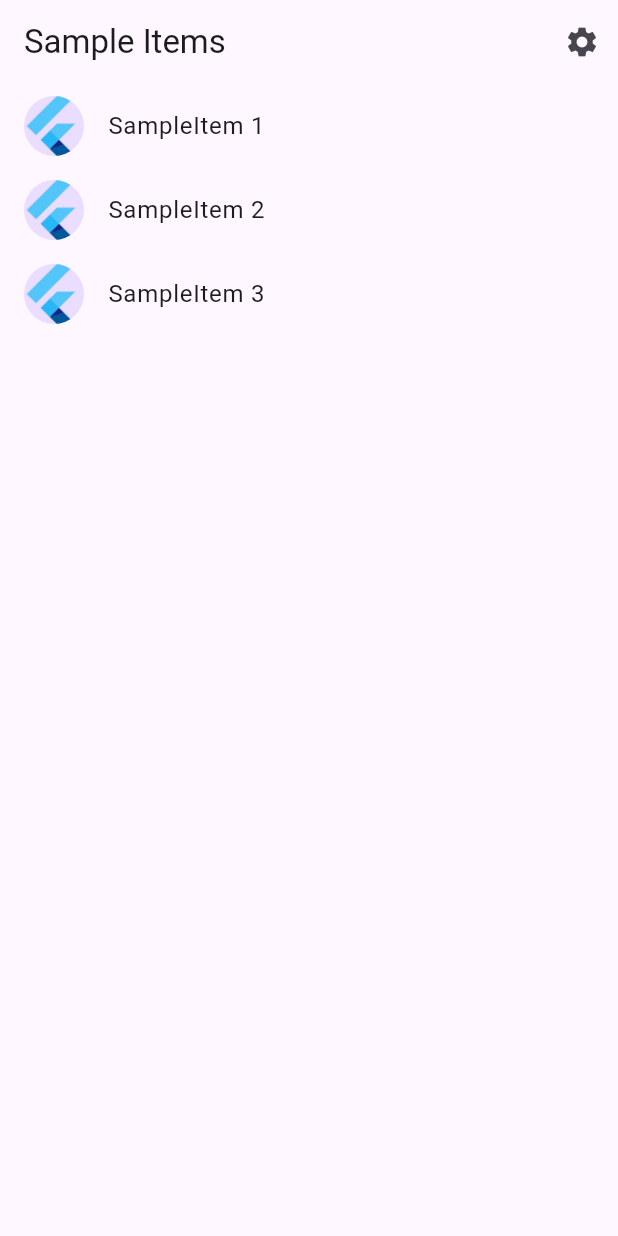
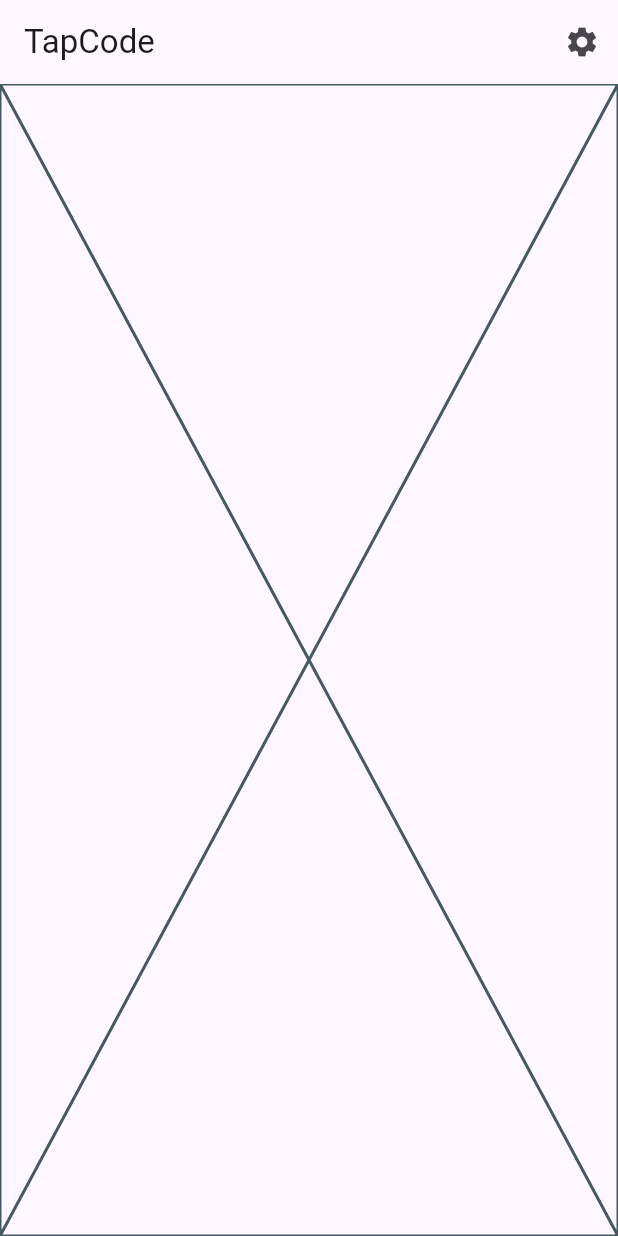
Before and after one commit to BalajiLeninrajan/tap_code, a Flutter app: the screen it shows after launch, on a phone screen of 412 x 824 dp. Run offline on Flutter 3.47's test engine with Material 3 defaults, Android fonts, the phone set to English and light mode, and no system bars; drawn by our look-alikes of dynamic_color; generated files the repository leaves out were written again.

Commit message:
Created boilerplate

```diff
--- a/lib/src/app.dart
+++ b/lib/src/app.dart
@@ -1,11 +1,11 @@
+import 'package:dynamic_color/dynamic_color.dart';
 import 'package:flutter/material.dart';
 import 'package:flutter_gen/gen_l10n/app_localizations.dart';
 import 'package:flutter_localizations/flutter_localizations.dart';
 
-import 'sample_feature/sample_item_details_view.dart';
-import 'sample_feature/sample_item_list_view.dart';
-import 'settings/settings_controller.dart';
-import 'settings/settings_view.dart';
+import 'package:tap_code/src/controllers/settings/settings_controller.dart';
+import 'package:tap_code/src/screens/home.dart';
+import 'package:tap_code/src/screens/settings_view.dart';
 
 /// The Widget that configures your application.
 class MyApp extends StatelessWidget {
@@ -18,13 +18,11 @@ class MyApp extends StatelessWidget {
 
   @override
   Widget build(BuildContext context) {
-    // Glue the SettingsController to the MaterialApp.
-    //
-    // The ListenableBuilder Widget listens to the SettingsController for changes.
-    // Whenever the user updates their settings, the MaterialApp is rebuilt.
     return ListenableBuilder(
       listenable: settingsController,
       builder: (BuildContext context, Widget? child) {
+        return DynamicColorBuilder(builder:
+            (ColorScheme? lightColorScheme, ColorScheme? dartColorScheme) {
           return MaterialApp(
             // Providing a restorationScopeId allows the Navigator built by the
             // MaterialApp to restore the navigation stack when a user leaves and
@@ -56,8 +54,12 @@ class MyApp extends StatelessWidget {
             // Define a light and dark color theme. Then, read the user's
             // preferred ThemeMode (light, dark, or system default) from the
             // SettingsController to display the correct theme.
-          theme: ThemeData(),
-          darkTheme: ThemeData.dark(),
+            theme: ThemeData(
+              colorScheme: lightColorScheme,
+            ),
+            darkTheme: ThemeData(
+              colorScheme: dartColorScheme ?? const ColorScheme.dark(),
+            ),
             themeMode: settingsController.themeMode,
 
             // Define a function to handle named routes in order to support
@@ -69,16 +71,15 @@ class MyApp extends StatelessWidget {
                   switch (routeSettings.name) {
                     case SettingsView.routeName:
                       return SettingsView(controller: settingsController);
-                  case SampleItemDetailsView.routeName:
-                    return const SampleItemDetailsView();
-                  case SampleItemListView.routeName:
+                    case HomeView.routeName:
                     default:
-                    return const SampleItemListView();
+                      return const HomeView();
                   }
                 },
               );
             },
           );
+        });
       },
     );
   }
--- a/lib/src/sample_feature/sample_item.dart
+++ /dev/null
@@ -1,6 +0,0 @@
-/// A placeholder class that represents an entity or model.
-class SampleItem {
-  const SampleItem(this.id);
-
-  final int id;
-}
--- a/lib/src/sample_feature/sample_item_list_view.dart
+++ /dev/null
@@ -1,71 +0,0 @@
-import 'package:flutter/material.dart';
-
-import '../settings/settings_view.dart';
-import 'sample_item.dart';
-import 'sample_item_details_view.dart';
-
-/// Displays a list of SampleItems.
-class SampleItemListView extends StatelessWidget {
-  const SampleItemListView({
-    super.key,
-    this.items = const [SampleItem(1), SampleItem(2), SampleItem(3)],
-  });
-
-  static const routeName = '/';
-
-  final List<SampleItem> items;
-
-  @override
-  Widget build(BuildContext context) {
-    return Scaffold(
-      appBar: AppBar(
-        title: const Text('Sample Items'),
-        actions: [
-          IconButton(
-            icon: const Icon(Icons.settings),
-            onPressed: () {
-              // Navigate to the settings page. If the user leaves and returns
-              // to the app after it has been killed while running in the
-              // background, the navigation stack is restored.
-              Navigator.restorablePushNamed(context, SettingsView.routeName);
-            },
-          ),
-        ],
-      ),
-
-      // To work with lists that may contain a large number of items, it’s best
-      // to use the ListView.builder constructor.
-      //
-      // In contrast to the default ListView constructor, which requires
-      // building all Widgets up front, the ListView.builder constructor lazily
-      // builds Widgets as they’re scrolled into view.
-      body: ListView.builder(
-        // Providing a restorationId allows the ListView to restore the
-        // scroll position when a user leaves and returns to the app after it
-        // has been killed while running in the background.
-        restorationId: 'sampleItemListView',
-        itemCount: items.length,
-        itemBuilder: (BuildContext context, int index) {
-          final item = items[index];
-
-          return ListTile(
-            title: Text('SampleItem ${item.id}'),
-            leading: const CircleAvatar(
-              // Display the Flutter Logo image asset.
-              foregroundImage: AssetImage('assets/images/flutter_logo.png'),
-            ),
-            onTap: () {
-              // Navigate to the details page. If the user leaves and returns to
-              // the app after it has been killed while running in the
-              // background, the navigation stack is restored.
-              Navigator.restorablePushNamed(
-                context,
-                SampleItemDetailsView.routeName,
-              );
-            }
-          );
-        },
-      ),
-    );
-  }
-}
--- /dev/null
+++ b/lib/src/screens/home.dart
@@ -0,0 +1,16 @@
+import 'package:flutter/material.dart';
+import 'package:tap_code/src/widgets/home_app_bar.dart';
+
+class HomeView extends StatelessWidget {
+  const HomeView({super.key});
+
+  static const routeName = '/';
+
+  @override
+  Widget build(BuildContext context) {
+    return const Scaffold(
+      appBar: HomeAppBar(),
+      body: Placeholder(),
+    );
+  }
+}
--- /dev/null
+++ b/lib/src/widgets/home_app_bar.dart
@@ -0,0 +1,26 @@
+import 'package:flutter/material.dart';
+import 'package:tap_code/src/screens/settings_view.dart';
+
+class HomeAppBar extends StatelessWidget implements PreferredSizeWidget {
+  const HomeAppBar({
+    super.key,
+  });
+
+  @override
+  Widget build(BuildContext context) {
+    return AppBar(
+      title: const Text('TapCode'),
+      actions: [
+        IconButton(
+          onPressed: () {
+            Navigator.restorablePushNamed(context, SettingsView.routeName);
+          },
+          icon: const Icon(Icons.settings),
+        ),
+      ],
+    );
+  }
+
+  @override
+  Size get preferredSize => const Size.fromHeight(kToolbarHeight);
+}
--- a/pubspec.yaml
+++ b/pubspec.yaml
@@ -10,10 +10,13 @@ environment:
   sdk: '>=3.4.4 <4.0.0'
 
 dependencies:
+  dynamic_color: ^1.7.0
   flutter:
     sdk: flutter
   flutter_localizations:
     sdk: flutter
+  shared_preferences: ^2.3.1
+  speech_to_text: ^6.6.2
 
 dev_dependencies:
   flutter_test:
```
Also changed, not shown: lib/main.dart (+4 -3 lines), lib/src/sample_feature/sample_item_details_view.dart (deleted, +0 -20 lines), lib/src/screens/settings_view.dart (added, +29 -0 lines), lib/src/settings/settings_view.dart (deleted, +0 -51 lines), lib/src/widgets/theme_mode_selector_widget.dart (added, +35 -0 lines), lib/src/controllers/settings/settings_controller.dart (renamed from lib/src/settings/settings_controller.dart), lib/src/controllers/settings/settings_service.dart (renamed from lib/src/settings/settings_service.dart), pubspec.lock, 5 other files. Lines whose indentation alone changed are shown as unchanged.
